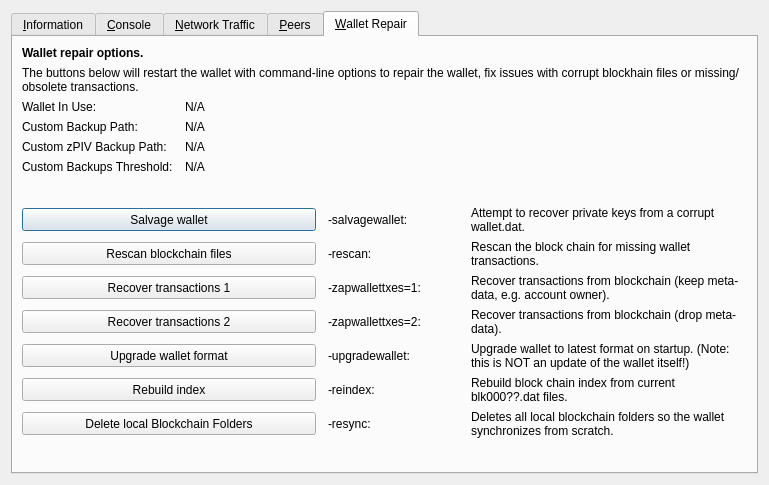
Old version of the form src/qt/forms/rpcconsole.ui in the repository SMRT2/smrt-test.
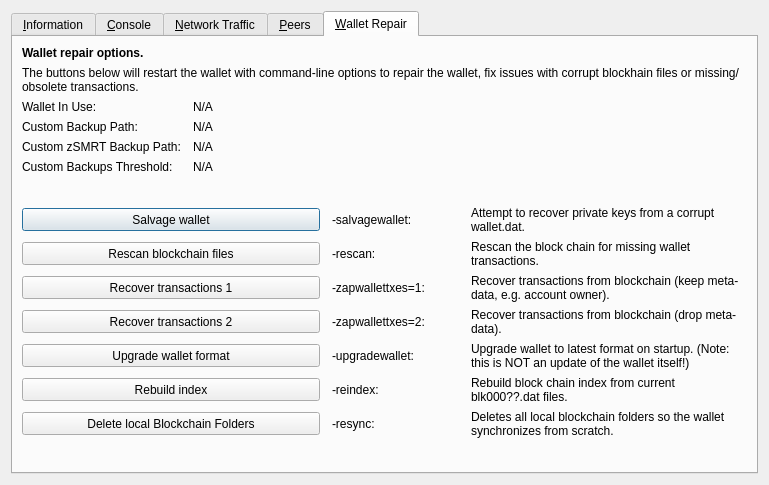
New version of the form. The open tabs and pages were chosen to show the change. Icons and pictures are not drawn. Custom widgets are drawn as their Qt base class.

Commit message: SMRT ticker update

```diff
--- a/src/qt/forms/rpcconsole.ui
+++ b/src/qt/forms/rpcconsole.ui
@@ -1328,7 +1328,7 @@
        <item row="4" column="0">
         <widget class="QLabel" name="wallet_customzpivbackuppath_label">
          <property name="text">
-          <string>Custom zPIV Backup Path:</string>
+          <string>Custom zSMRT Backup Path:</string>
          </property>
          <property name="visible">
           <bool>false</bool>
```
The commit also changes 116 other files.
